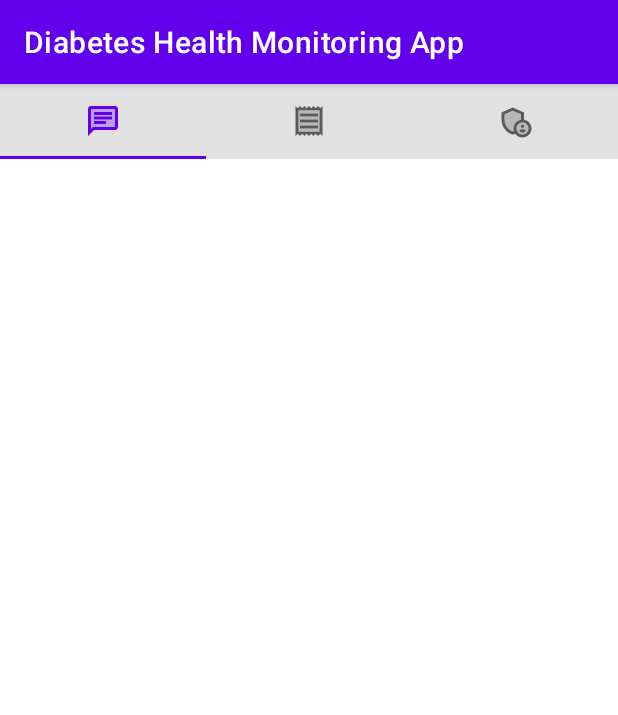
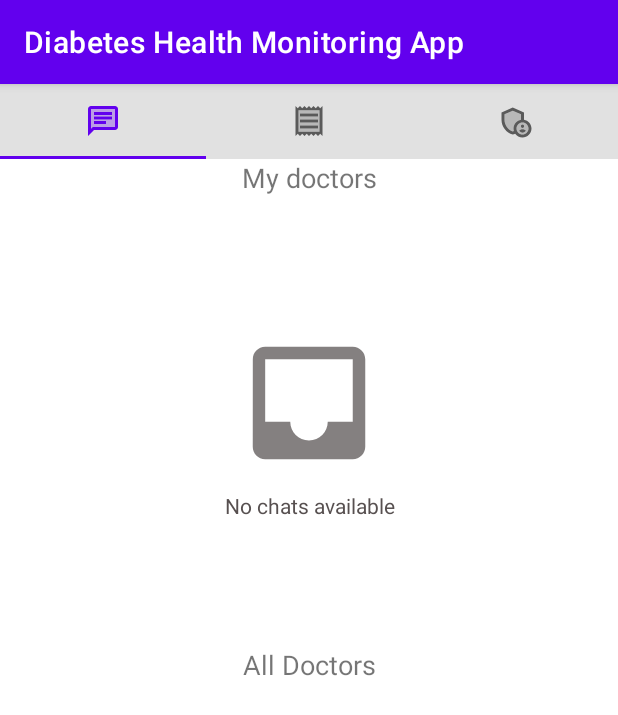
Before and after one commit to JWGitonga/Diabetes-monitoring-app, an Android app: the ChatFragment screen opened directly, with no data from a screen before it, on a phone screen of 412 x 824 dp. Shown: the top 715 px of the screen. Run offline under Robolectric (Android 15) with nearby library versions, the phone set to English and light mode, and no system bars; our stand-ins replace Firebase (no records; nobody signed in at launch, a user with empty details on screens opened directly), Picasso; pictures from the network do not load.

Commit message:
fixed db isues

```diff
--- a/app/src/main/AndroidManifest.xml
+++ b/app/src/main/AndroidManifest.xml
@@ -12,8 +12,9 @@
         android:roundIcon="@mipmap/ic_launcher_round"
         android:supportsRtl="true"
         android:theme="@style/Theme.DiabetesHealthMonitoringApplication">
-        <activity android:name=".activities.IntermediateActivity"
-            android:theme="@style/Theme.DiabetesHealthMonitoringApplicationNoActionBar"></activity>
+        <activity
+            android:name=".activities.IntermediateActivity"
+            android:theme="@style/Theme.DiabetesHealthMonitoringApplication"></activity>
 
         <service
             android:name=".notification.InstanceIdService"
--- a/app/src/main/java/com/example/diabeteshealthmonitoringapplication/activities/Registration.java
+++ b/app/src/main/java/com/example/diabeteshealthmonitoringapplication/activities/Registration.java
@@ -206,7 +206,7 @@ public class Registration extends AppCompatActivity {
 
     @RequiresApi(api = Build.VERSION_CODES.N)
     private void addUserToDb(User user) {
-        DatabaseReference ref = FirebaseDatabase.getInstance().getReference("users").child(Objects.requireNonNull(FirebaseAuth.getInstance().getUid()));
+        DatabaseReference ref = FirebaseDatabase.getInstance().getReference("users/"+FirebaseAuth.getInstance().getUid());
         ref.setValue(user)
                 .addOnSuccessListener(task -> {
                     if (user.getRole().equals("Doctor")) {
@@ -250,7 +250,7 @@ public class Registration extends AppCompatActivity {
                         alertDialog.show();
                     } else {
                         Toast.makeText(this, "Success", Toast.LENGTH_SHORT).show();
-                        startActivity(new Intent(this, HomePage.class));
+                        startActivity(new Intent(this, IntermediateActivity.class));
                         finish();
                     }
                 });
--- a/app/src/main/java/com/example/diabeteshealthmonitoringapplication/fragments/ChatFragment.java
+++ b/app/src/main/java/com/example/diabeteshealthmonitoringapplication/fragments/ChatFragment.java
@@ -30,7 +30,14 @@ import java.util.List;
 public class ChatFragment extends Fragment {
     private static final String TAG = "ChatFragment";
     private ChatsListAdapterDoctor adapter;
-    private List<User> doctors;
+    private List<User> myDoctors = new ArrayList<>();
+    private List<User> doctors = new ArrayList<>();
+    private ListView recyclerView;
+    private ImageView noChatIV;
+    private TextView noChatTV;
+    private ListView recyclerView1;
+    private ImageView noChatIV1;
+    private TextView noChatTV1;
 
     public ChatFragment() {
         // Required empty public constructor
@@ -39,21 +46,20 @@ public class ChatFragment extends Fragment {
     @Override
     public void onStart() {
         super.onStart();
-        doctors = new ArrayList<>();
-        getDoctors(FirebaseAuth.getInstance().getUid());
-        adapter = new ChatsListAdapterDoctor(requireContext(), R.layout.chat_list_item,doctors);
+        getMyDoctors(FirebaseAuth.getInstance().getUid());
+        adapter = new ChatsListAdapterDoctor(requireContext(), R.layout.chat_list_item, myDoctors);
     }
 
     @Override
     public View onCreateView(LayoutInflater inflater, ViewGroup container, Bundle savedInstanceState) {
         View view = inflater.inflate(R.layout.fragment_chat, container, false);
-        ListView recyclerView = view.findViewById(R.id.chat_list);
-        ImageView noChatIV = view.findViewById(R.id.no_chat_iv);
-        TextView noChatTV = view.findViewById(R.id.no_chat_tv);
-        getDoctors(FirebaseAuth.getInstance().getUid());
+        recyclerView = view.findViewById(R.id.chat_list);
+        noChatIV = view.findViewById(R.id.no_chat_iv);
+        noChatTV = view.findViewById(R.id.no_chat_tv);
+        getMyDoctors(FirebaseAuth.getInstance().getUid());
         recyclerView.setClipToPadding(false);
         recyclerView.setAdapter(adapter);
-        if (doctors.isEmpty()) {
+        if (myDoctors.isEmpty()) {
             noChatIV.setVisibility(View.VISIBLE);
             noChatTV.setVisibility(View.VISIBLE);
             recyclerView.setVisibility(View.INVISIBLE);
@@ -69,7 +75,7 @@ public class ChatFragment extends Fragment {
                         .replace(R.id.fragment_container,
                                 InteractionFragment
                                         .newInstance(FirebaseAuth.getInstance().getUid(),
-                                                doctors.get(position)
+                                                myDoctors.get(position)
                                                         .getUid()));
             });
         }
@@ -78,7 +84,26 @@ public class ChatFragment extends Fragment {
         return view;
     }
 
-    private void getDoctors(String uid) {
+    public void getAllDoctors() {
+        FirebaseDatabase.getInstance().getReference("users")
+                .addValueEventListener(new ValueEventListener() {
+                    @RequiresApi(api = Build.VERSION_CODES.N)
+                    @Override
+                    public void onDataChange(@NonNull DataSnapshot snapshot) {
+                        snapshot.getChildren().forEach(doc -> {
+                            User user = doc.getValue(User.class);
+                            myDoctors.add(user);
+                        });
+                    }
+
+                    @Override
+                    public void onCancelled(@NonNull DatabaseError error) {
+                        Log.i(TAG, "onCancelled: " + error.getMessage());
+                    }
+                });
+    }
+
+    private void getMyDoctors(String uid) {
         FirebaseDatabase.getInstance().getReference(uid + "/doctors")
                 .addValueEventListener(new ValueEventListener() {
                     @RequiresApi(api = Build.VERSION_CODES.N)
@@ -86,7 +111,7 @@ public class ChatFragment extends Fragment {
                     public void onDataChange(@NonNull DataSnapshot snapshot) {
                         snapshot.getChildren().forEach(doc -> {
                             User user = doc.getValue(User.class);
-                            doctors.add(user);
+                            myDoctors.add(user);
                         });
                     }
 
--- a/app/src/main/res/layout/fragment_chat.xml
+++ b/app/src/main/res/layout/fragment_chat.xml
@@ -9,26 +9,27 @@
     <ListView
         android:id="@+id/chat_list"
         android:layout_width="match_parent"
-        android:layout_height="match_parent"
+        android:layout_height="300dp"
         android:clipToPadding="false"
         android:scrollbars="vertical"
-        app:layout_constraintBottom_toBottomOf="parent"
+        android:visibility="invisible"
         app:layout_constraintEnd_toEndOf="parent"
         app:layout_constraintStart_toStartOf="parent"
+        app:layout_constraintTop_toBottomOf="@+id/textView4"
+        tools:listitem="@layout/chat_list_item" />
+
+    <ImageView
+        android:id="@+id/no_chat_iv"
+        android:layout_width="100dp"
+        android:layout_height="100dp"
+        android:contentDescription="@string/picture"
+        android:src="@drawable/inbox_empty"
+        android:visibility="gone"
+        app:layout_constraintBottom_toBottomOf="@+id/chat_list"
+        app:layout_constraintEnd_toEndOf="parent"
+        app:layout_constraintStart_toStartOf="@+id/chat_list"
         app:layout_constraintTop_toTopOf="parent"
-        tools:listitem="@layout/chat_list_item" />
-    <ImageView
-        android:layout_width="200dp"
-        android:layout_height="200dp"
-        android:id="@+id/no_chat_iv"
-        android:visibility="gone"
-        tools:visibility="visible"
-        android:src="@drawable/inbox_empty"
-        app:layout_constraintTop_toTopOf="parent"
-        app:layout_constraintBottom_toBottomOf="parent"
-        app:layout_constraintStart_toStartOf="parent"
-        app:layout_constraintEnd_toEndOf="parent"
-        android:contentDescription="@string/picture" />
+        tools:visibility="visible" />
 
     <TextView
         android:id="@+id/no_chat_tv"
@@ -37,7 +38,7 @@
         android:text="No chats available"
         android:textColor="#575050"
         android:visibility="gone"
-        app:layout_constraintBottom_toBottomOf="parent"
+        app:layout_constraintBottom_toBottomOf="@+id/chat_list"
         app:layout_constraintEnd_toEndOf="@id/no_chat_iv"
         app:layout_constraintHorizontal_bias="0.494"
         app:layout_constraintStart_toStartOf="@id/no_chat_iv"
@@ -45,4 +46,66 @@
         app:layout_constraintVertical_bias="0.092"
         tools:visibility="visible" />
 
+    <ListView
+        android:layout_width="match_parent"
+        android:layout_height="0dp"
+        app:layout_constraintBottom_toBottomOf="parent"
+        app:layout_constraintEnd_toEndOf="parent"
+        app:layout_constraintStart_toStartOf="parent"
+        app:layout_constraintTop_toBottomOf="@+id/textView5"
+        app:layout_constraintVertical_weight="1" >
+
+    </ListView>
+
+    <ImageView
+        android:id="@+id/no_docs_iv"
+        android:layout_width="100dp"
+        android:layout_height="100dp"
+        android:src="@drawable/inbox_empty"
+        android:visibility="gone"
+        tools:visibility="visible"
+        app:layout_constraintBottom_toBottomOf="parent"
+        app:layout_constraintEnd_toEndOf="parent"
+        app:layout_constraintHorizontal_bias="0.501"
+        app:layout_constraintStart_toStartOf="parent"
+        app:layout_constraintTop_toBottomOf="@+id/textView5"
+        app:layout_constraintVertical_bias="0.264" />
+
+    <TextView
+        android:id="@+id/textView4"
+        android:layout_width="match_parent"
+        android:layout_height="wrap_content"
+        android:text="My doctors"
+        android:gravity="center"
+        android:textSize="18sp"
+        app:layout_constraintEnd_toEndOf="parent"
+        app:layout_constraintStart_toStartOf="parent"
+        app:layout_constraintTop_toTopOf="parent" />
+
+    <TextView
+        android:id="@+id/textView5"
+        android:layout_width="match_parent"
+        android:layout_height="wrap_content"
+        android:text="All Doctors"
+        android:textSize="18dp"
+        android:gravity="center"
+        app:layout_constraintEnd_toEndOf="parent"
+        app:layout_constraintStart_toStartOf="parent"
+        app:layout_constraintTop_toBottomOf="@+id/chat_list" />
+
+    <TextView
+        android:id="@+id/no_docs_tv"
+        android:layout_width="wrap_content"
+        android:layout_height="wrap_content"
+        android:layout_marginTop="13dp"
+        android:visibility="gone"
+        tools:visibility="visible"
+        android:text="No content available yet"
+        app:layout_constraintBottom_toBottomOf="parent"
+        app:layout_constraintEnd_toEndOf="@+id/no_docs_iv"
+        app:layout_constraintHorizontal_bias="0.476"
+        app:layout_constraintStart_toStartOf="@+id/no_docs_iv"
+        app:layout_constraintTop_toBottomOf="@+id/no_docs_iv"
+        app:layout_constraintVertical_bias="0.0" />
+
 </androidx.constraintlayout.widget.ConstraintLayout>
--- a/app/src/main/res/values/themes.xml
+++ b/app/src/main/res/values/themes.xml
@@ -13,7 +13,7 @@
         <item name="android:statusBarColor" tools:targetApi="l">?attr/colorPrimaryVariant</item>
         <!-- Customize your theme here. -->
     </style>
-    <style name="Theme.DiabetesHealthMonitoringApplicationNoActionBar" parent="Theme.MaterialComponents.DayNight.DarkActionBar">
+    <style name="Theme.DiabetesHealthMonitoringApplicationNoActionBar" parent="Theme.DiabetesHealthMonitoringApplication">
         <!-- Primary brand color. -->
         <item name="colorPrimary">@color/purple_500</item>
         <item name="colorPrimaryVariant">@color/purple_700</item>
```
Also changed, not shown: app/src/main/java/com/example/diabeteshealthmonitoringapplication/activities/IntermediateActivity.java (+36 -0 lines), app/src/main/java/com/example/diabeteshealthmonitoringapplication/models/User.java (+42 -1 lines).
